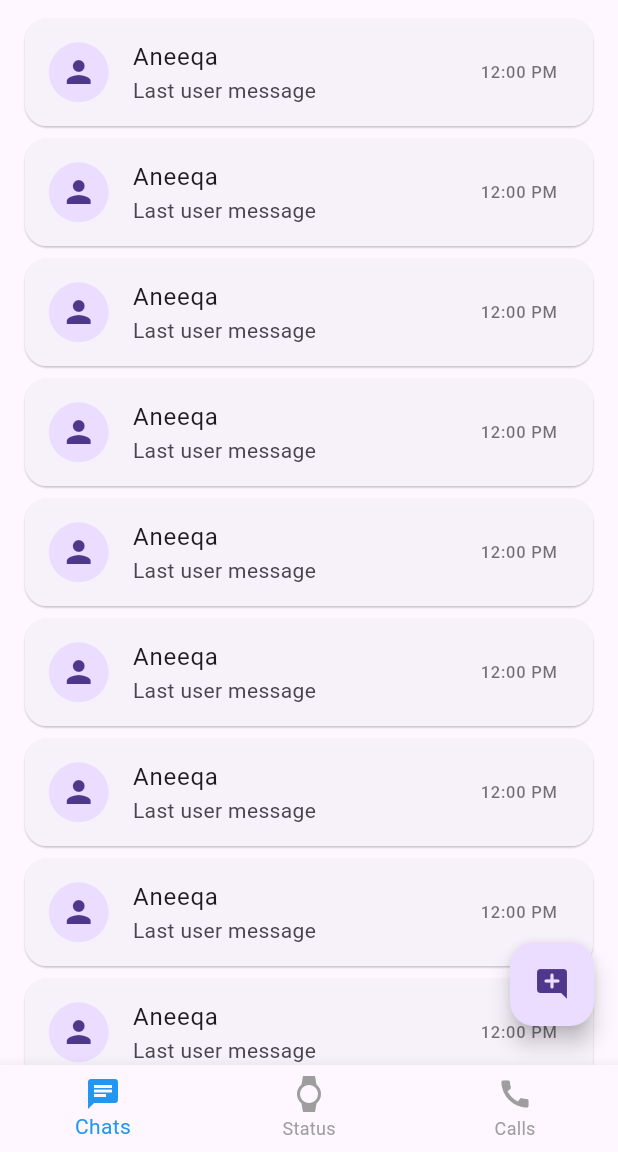
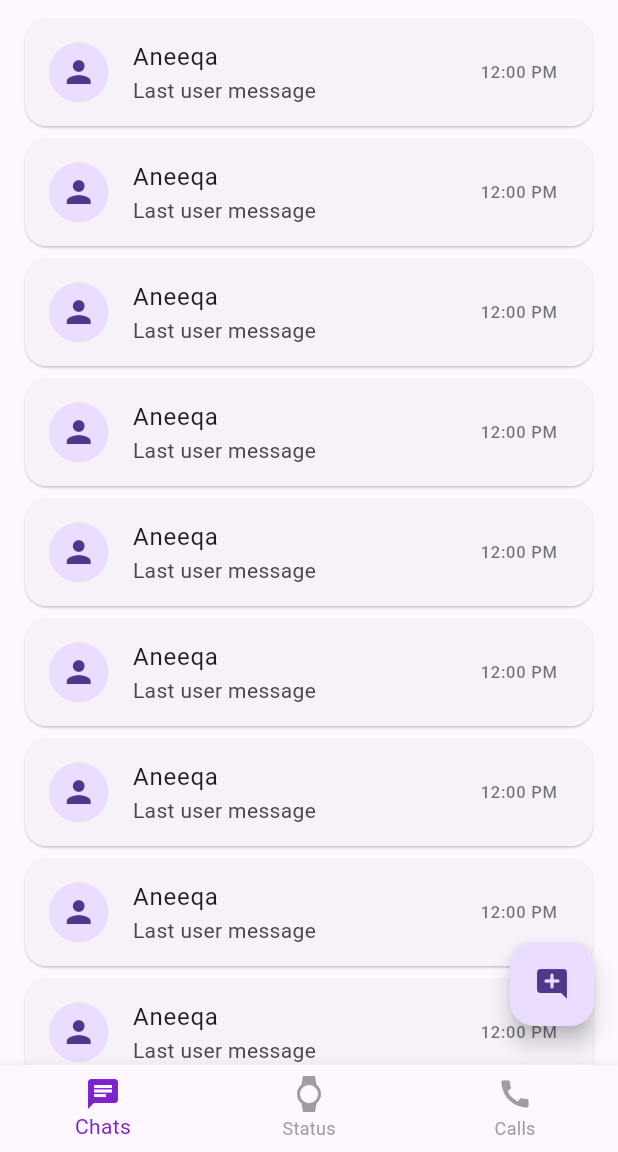
Before and after one commit to AneeqaWaheed/Alpha, a Flutter app: the screen it shows after launch, after a tap on "Next", on a phone screen of 412 x 824 dp, the part 84-1236 px from its top. Run offline on Flutter 3.47's test engine with Material 3 defaults, Android fonts, the phone set to English and light mode, and no system bars; our stand-ins replace cached_network_image, emoji_picker_flutter, get, image_picker, intl_phone_number_input; network calls fail.

Commit message:
ixing erors

```diff
--- a/alpha/lib/screens/auth/BaseLoginScreen.dart
+++ b/alpha/lib/screens/auth/BaseLoginScreen.dart
@@ -1,5 +1,4 @@
 import 'package:flutter/material.dart';
-import 'package:intl_phone_number_input/intl_phone_number_input.dart';
 
 abstract class BaseLoginScreen extends StatefulWidget {
   const BaseLoginScreen({Key? key}) : super(key: key);
@@ -33,9 +32,10 @@ class _BaseLoginScreenState extends State<BaseLoginScreen> {
             ],
           ),
         ),
+        child: SingleChildScrollView(
           child: Stack(
             children: [
-            ListView(
+              Column(
                 children: <Widget>[
                   SizedBox(
                     height: 300,
@@ -84,16 +84,15 @@ class _BaseLoginScreenState extends State<BaseLoginScreen> {
                             decoration: BoxDecoration(
                               border: Border(
                                 bottom: BorderSide(
-                                color: const Color.fromARGB(255, 179, 165, 165),
+                                  color:
+                                      const Color.fromARGB(255, 179, 165, 165),
                                 ),
                               ),
                             ),
                             child: widget.getInputField(),
                           ),
                           SizedBox(height: 40),
-                        Padding(
-                          padding: EdgeInsets.only(left: 200),
-                          child: ElevatedButton.icon(
+                          ElevatedButton.icon(
                             style: ElevatedButton.styleFrom(
                               backgroundColor:
                                   const Color.fromARGB(255, 53, 147, 56),
@@ -111,7 +110,6 @@ class _BaseLoginScreenState extends State<BaseLoginScreen> {
                             label: Text(
                               'Next',
                               style: TextStyle(color: Colors.white),
-                            ),
                             ),
                           ),
                         ],
@@ -164,6 +162,7 @@ class _BaseLoginScreenState extends State<BaseLoginScreen> {
             ],
           ),
         ),
+      ),
     );
   }
 }
--- a/alpha/lib/widgets/CustomTheme.dart
+++ b/alpha/lib/widgets/CustomTheme.dart
@@ -7,12 +7,14 @@ class CustomTheme extends StatelessWidget {
   final Widget child;
   final bool applyTheme;
   final String title;
+  final bool showBottomNavigationBar;
 
   const CustomTheme({
     Key? key,
     required this.child,
     this.applyTheme = true,
     required this.title,
+    this.showBottomNavigationBar = true,
   }) : super(key: key);
 
   @override
@@ -58,7 +60,8 @@ class CustomTheme extends StatelessWidget {
                   return child;
                 },
               ),
-              bottomNavigationBar: BottomNavigationBar(
+              bottomNavigationBar: showBottomNavigationBar
+                  ? BottomNavigationBar(
                       items: const [
                         BottomNavigationBarItem(
                           icon: Icon(Icons.chat),
@@ -73,7 +76,7 @@ class CustomTheme extends StatelessWidget {
                           label: 'Calls',
                         ),
                       ],
-                selectedItemColor: Colors.blue,
+                      selectedItemColor: Color(0xFF7E22CE),
                       unselectedItemColor: Colors.grey,
                       currentIndex:
                           0, // Set the current index based on the active section
@@ -94,7 +97,8 @@ class CustomTheme extends StatelessWidget {
                             break;
                         }
                       },
-              ),
+                    )
+                  : null,
             ),
           )
         : child;
```
Also changed, not shown: alpha/lib/screens/chatUser.dart (+28 -13 lines), alpha/lib/screens/profile_screen.dart (+1 -7 lines), alpha/lib/screens/statusScreen.dart (+5 -4 lines), alpha/lib/screens/update_profile.dart (+20 -16 lines). Lines whose indentation alone changed are shown as unchanged.
